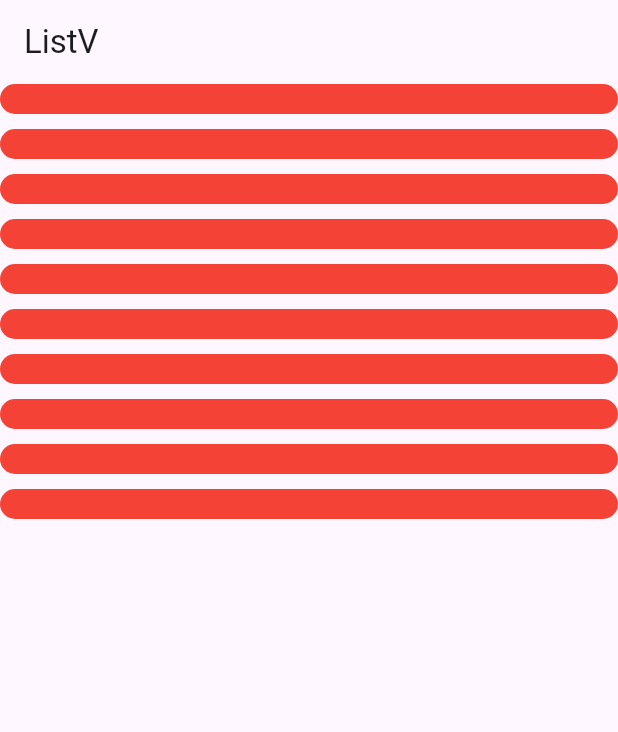
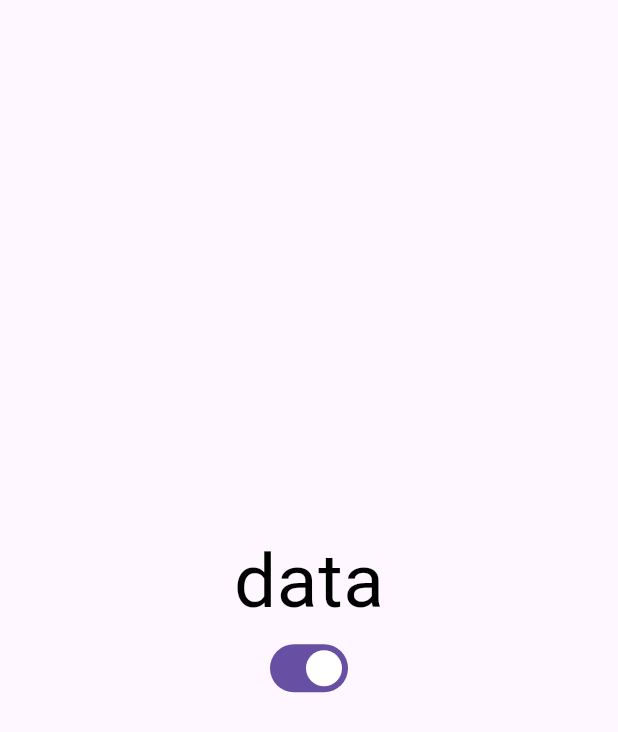
Before and after one commit to afaqxdev/Week_3, a Flutter app: the screen it shows after launch, on a phone screen of 412 x 824 dp. Shown: the top 732 px of the screen. Run offline on Flutter 3.47's test engine with Material 3 defaults, Android fonts, the phone set to English and light mode, and no system bars.

Commit message:
add customization

```diff
--- a/lib/main.dart
+++ b/lib/main.dart
@@ -1,38 +1,44 @@
 import 'package:flutter/material.dart';
-import 'package:week_3/listview_exapmle.dart';
+import 'package:week_3/theme_changer.dart';
 
 void main() {
   runApp(const MyApp());
 }
 
-class MyApp extends StatelessWidget {
+class MyApp extends StatefulWidget {
   const MyApp({super.key});
 
-  // This widget is the root of your application.
+  @override
+  State<MyApp> createState() => _MyAppState();
+}
+
+class _MyAppState extends State<MyApp> {
+  bool isThemeMode = true;
+
+  ThemeData lightThem = ThemeData(
+      brightness: Brightness.light,
+      appBarTheme: const AppBarTheme(backgroundColor: Colors.black),
+      textTheme: const TextTheme(
+        bodySmall: TextStyle(color: Colors.black, fontSize: 50),
+      ));
+  ThemeData darkTheme = ThemeData(
+      brightness: Brightness.dark,
+      textTheme: const TextTheme(
+        bodySmall: TextStyle(color: Colors.red),
+      ));
   @override
   Widget build(BuildContext context) {
+    print(isThemeMode);
     return MaterialApp(
-      title: 'Flutter Demo',
-      theme: ThemeData(
-        // This is the theme of your application.
-        //
-        // TRY THIS: Try running your application with "flutter run". You'll see
-        // the application has a purple toolbar. Then, without quitting the app,
-        // try changing the seedColor in the colorScheme below to Colors.green
-        // and then invoke "hot reload" (save your changes or press the "hot
-        // reload" button in a Flutter-supported IDE, or press "r" if you used
-        // the command line to start the app).
-        //
-        // Notice that the counter didn't reset back to zero; the application
-        // state is not lost during the reload. To reset the state, use hot
-        // restart instead.
-        //
-        // This works for code too, not just values: Most code changes can be
-        // tested with just a hot reload.
-        colorScheme: ColorScheme.fromSeed(seedColor: Colors.deepPurple),
-        useMaterial3: true,
-      ),
-      home: ListViewExample(),
-    );
+        theme: isThemeMode ? lightThem : darkTheme,
+        title: 'Flutter Demo',
+        home: ThemeChanger(
+          isTheme: isThemeMode,
+          onChanged: (value) {
+            isThemeMode = value;
+            setState(() {});
+            print(value);
+          },
+        ));
   }
 }
--- /dev/null
+++ b/lib/theme_changer.dart
@@ -0,0 +1,35 @@
+import 'package:flutter/material.dart';
+
+class ThemeChanger extends StatefulWidget {
+  ThemeChanger({super.key, required this.isTheme, required this.onChanged});
+  bool isTheme = true;
+  void Function(bool)? onChanged;
+  @override
+  State<ThemeChanger> createState() => _ThemeChangerState();
+}
+
+class _ThemeChangerState extends State<ThemeChanger> {
+  @override
+  Widget build(BuildContext context) {
+    print("refresh build");
+    return Scaffold(
+      body: Center(
+        child: Column(
+          mainAxisAlignment: MainAxisAlignment.center,
+          children: [
+            Text(
+              "data",
+              style: Theme.of(context).textTheme.bodySmall,
+            ),
+            Center(
+              child: Switch(
+                value: widget.isTheme,
+                onChanged: widget.onChanged,
+              ),
+            ),
+          ],
+        ),
+      ),
+    );
+  }
+}
```
